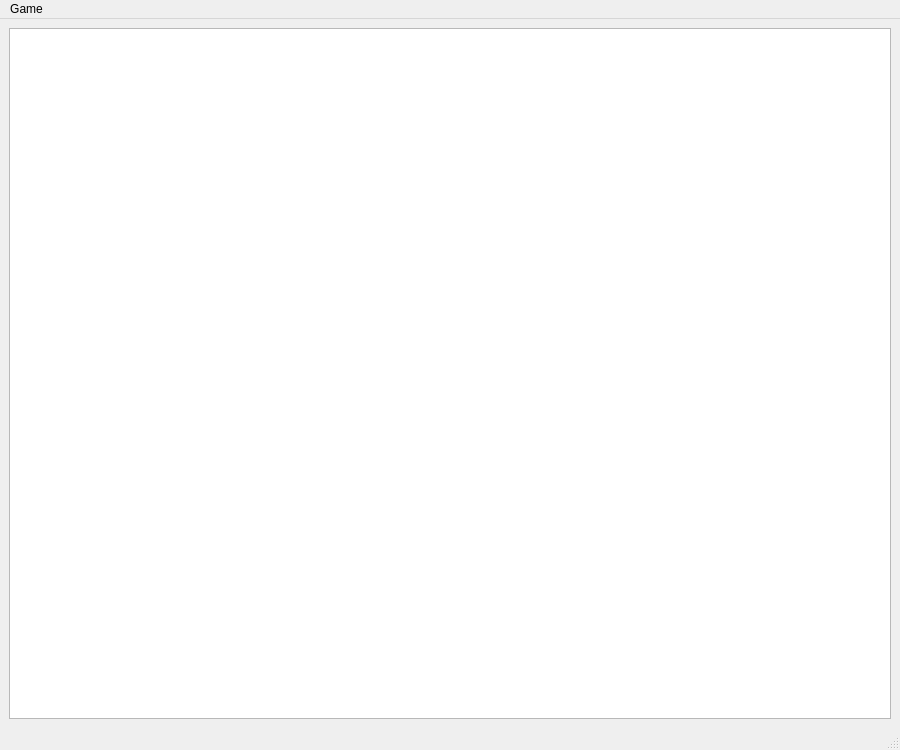
First picture: the form in ChessBoard/views/ChessView.ui, repository ijcuevas2/C-Plus-Plus-Chess, before the edit.
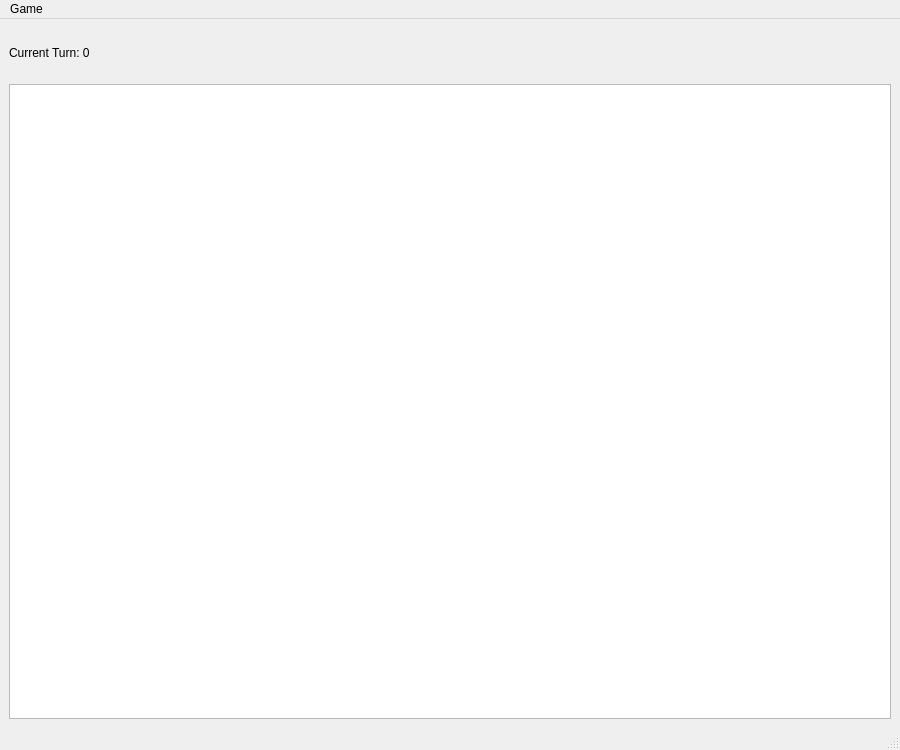
Second picture: the form after the edit.

Patch:
```diff
--- a/ChessBoard/views/ChessView.ui
+++ b/ChessBoard/views/ChessView.ui
@@ -36,6 +36,19 @@
     </sizepolicy>
    </property>
    <layout class="QVBoxLayout" name="verticalLayout">
+    <item>
+     <widget class="QLabel" name="turnLabel">
+      <property name="maximumSize">
+       <size>
+        <width>10000</width>
+        <height>50</height>
+       </size>
+      </property>
+      <property name="text">
+       <string>Current Turn: 0</string>
+      </property>
+     </widget>
+    </item>
     <item>
      <widget class="QGraphicsView" name="graphicsView">
       <property name="sizePolicy">
```
